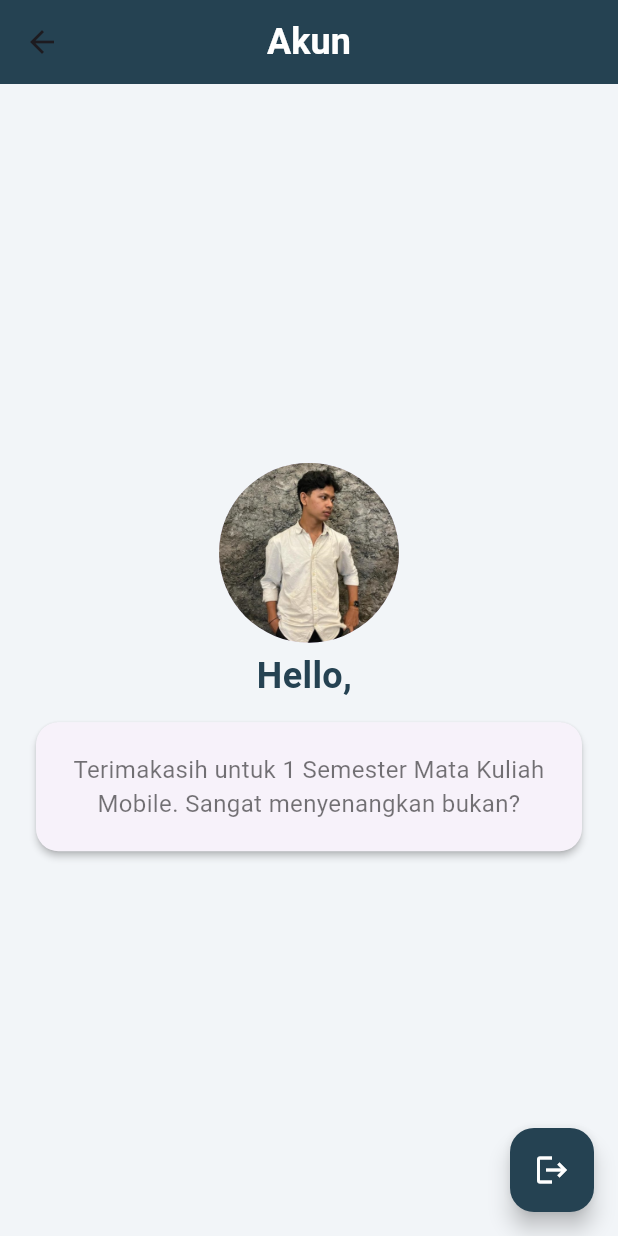
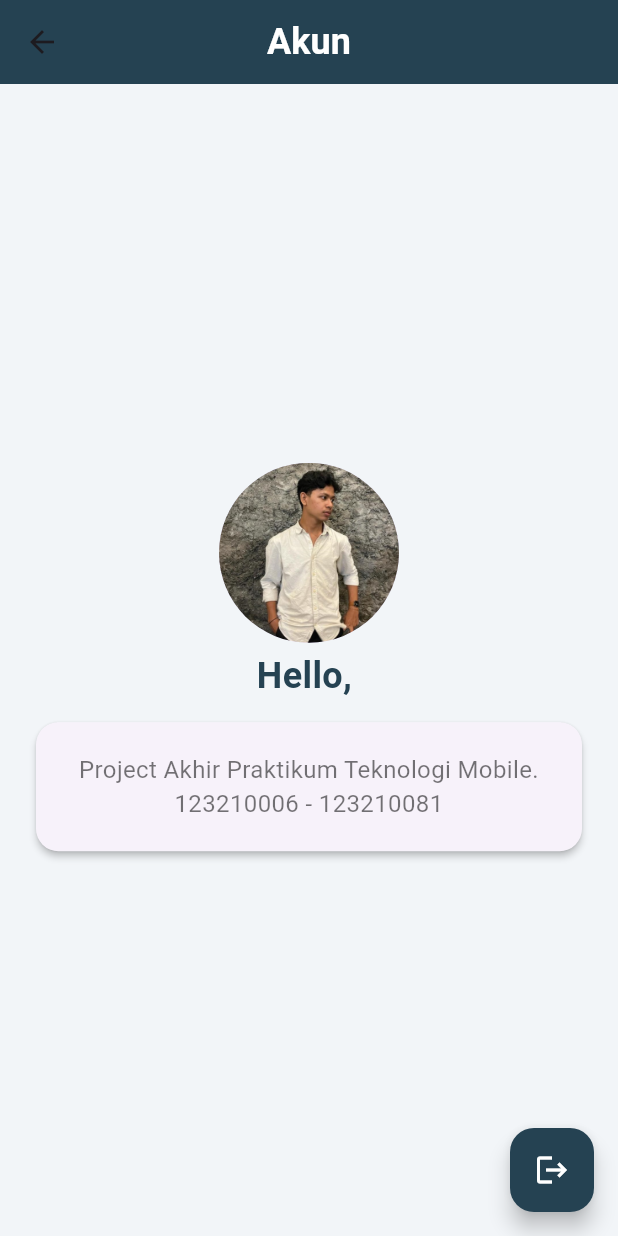
Before and after one commit to RichyJohanness/ProjecT-Akhir-Prak-Mobile-006-081, a Flutter app: the AccountPage screen opened directly, on a phone screen of 412 x 824 dp. Run offline on Flutter 3.47's test engine with Material 3 defaults, Android fonts, the phone set to English and light mode, and no system bars; our stand-ins replace animate_do, hive, hive_flutter, shared_preferences; accounts and stored records are empty; Roboto replaces fonts that are missing (Raleway).

Commit message:
Initial commit

```diff
--- a/lib/login/login.dart
+++ b/lib/login/login.dart
@@ -4,7 +4,6 @@ import 'package:projectakhir_tpm_123210006/hive/hive_database.dart';
 import 'package:projectakhir_tpm_123210006/login/register.dart';
 import 'package:projectakhir_tpm_123210006/login/session_manager.dart';
 import 'package:projectakhir_tpm_123210006/product/mainpage.dart';
-import 'package:shared_preferences/shared_preferences.dart'; // Import untuk SharedPreferences
 
 const accessoriesColor = Color(0xffeab56f);
 const backgroundColor = Color(0xff254252);
--- a/lib/product/akun.dart
+++ b/lib/product/akun.dart
@@ -54,7 +54,7 @@ class AccountPage extends StatelessWidget {
               child: Padding(
                 padding: const EdgeInsets.all(20.0),
                 child: Text(
-                  'Terimakasih untuk 1 Semester Mata Kuliah Mobile. Sangat menyenangkan bukan?',
+                  'Project Akhir Praktikum Teknologi Mobile. 123210006 - 123210081',
                   textAlign: TextAlign.center,
                   style: TextStyle(
                     fontSize: 16,
```
